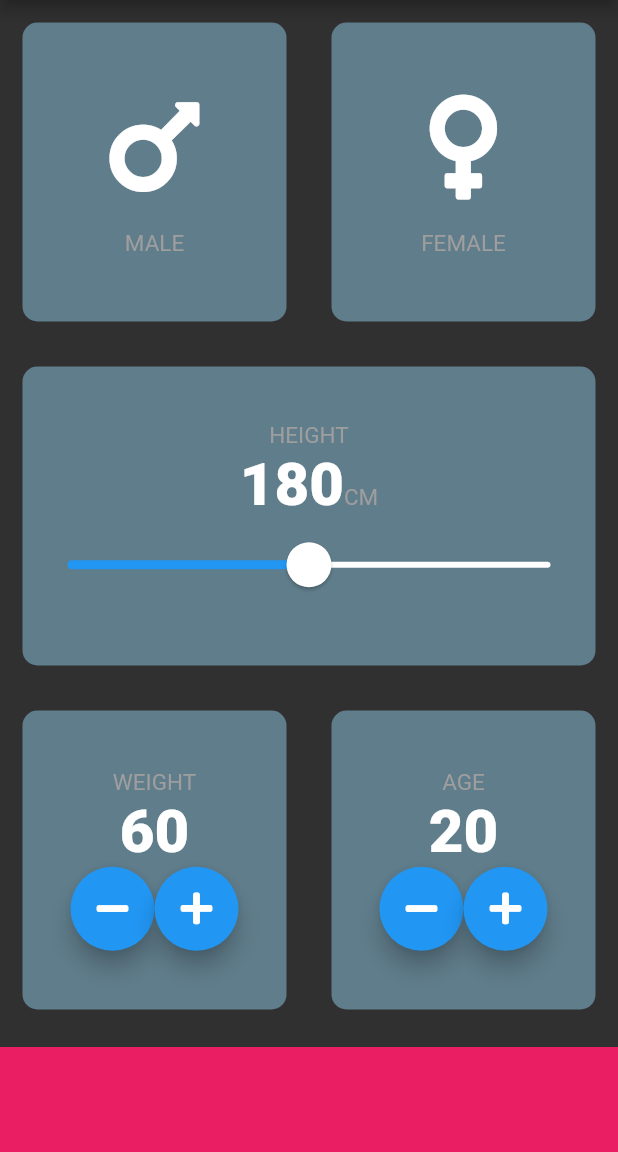
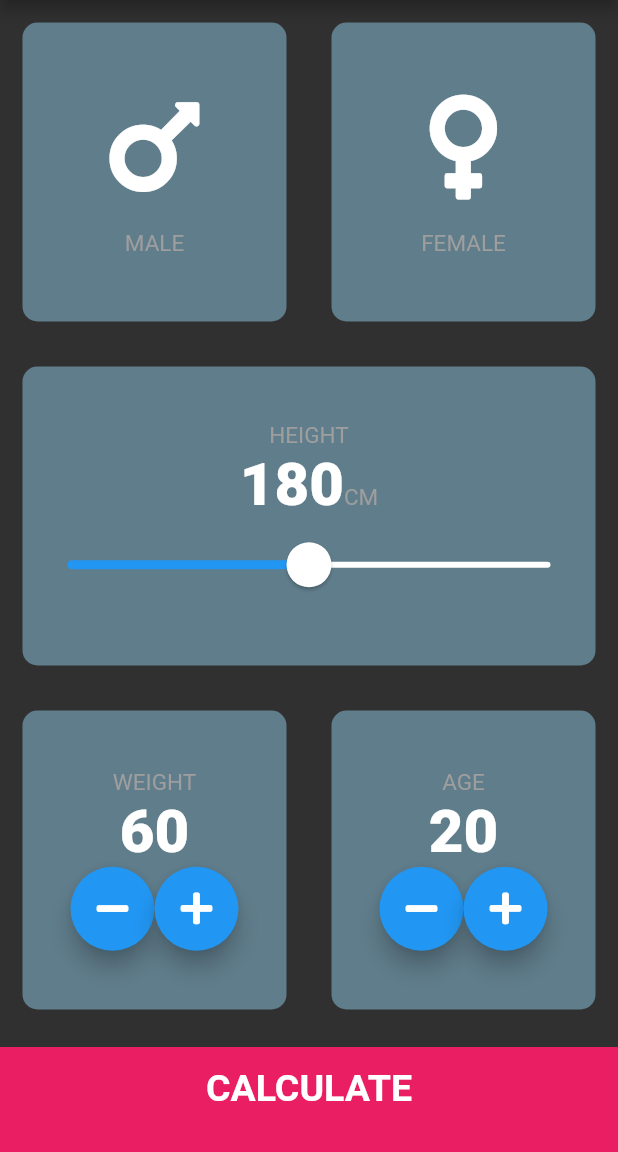
Before and after one commit to PaulDudsdeemaytha/bmi-calculator-flutter, a Flutter app: the screen it shows after launch, on a phone screen of 412 x 824 dp, the part 84-1236 px from its top. Run offline on Flutter 3.47's test engine with Material 2 defaults, Android fonts, the phone set to English and light mode, and no system bars; our stand-ins replace font_awesome_flutter.

Commit message:
update the bmi page

```diff
--- a/lib/input_page.dart
+++ b/lib/input_page.dart
@@ -3,6 +3,7 @@ import 'package:font_awesome_flutter/font_awesome_flutter.dart';
 import 'reusableCard.dart';
 import 'reusableIcon.dart';
 import 'constants.dart';
+import 'results_page.dart';
 
 enum Gender { male, female }
 
@@ -196,11 +197,27 @@ class _InputPageState extends State<InputPage> {
               ],
             ),
           ),
-          Container(
-            color: kBottomContainerColor,
-            margin: EdgeInsets.only(top: 10),
-            width: double.infinity,
-            height: kBottomContainerHeight,
+          GestureDetector(
+            onTap: () {
+              Navigator.push(
+                  context,
+                  MaterialPageRoute(
+                    builder: (context) => ResultsPage(),
+                  ));
+            },
+            child: Container(
+              child: Center(
+                child: Text(
+                  'CALCULATE',
+                  style: kLargeButtonStyle,
+                ),
+              ),
+              color: kBottomContainerColor,
+              margin: EdgeInsets.only(top: 10),
+              width: double.infinity,
+              height: kBottomContainerHeight,
+              padding: EdgeInsets.only(bottom: 15),
+            ),
           )
         ],
       ),
```
Also changed, not shown: lib/constants.dart (+20 -0 lines), lib/results_page.dart (added, +52 -0 lines).
